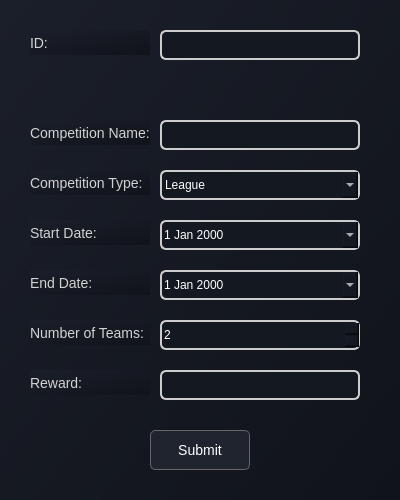
First picture: the form in updateform.ui, repository Azer-khadhraoui/ALDAWRY-FOOTBALL, before the edit.
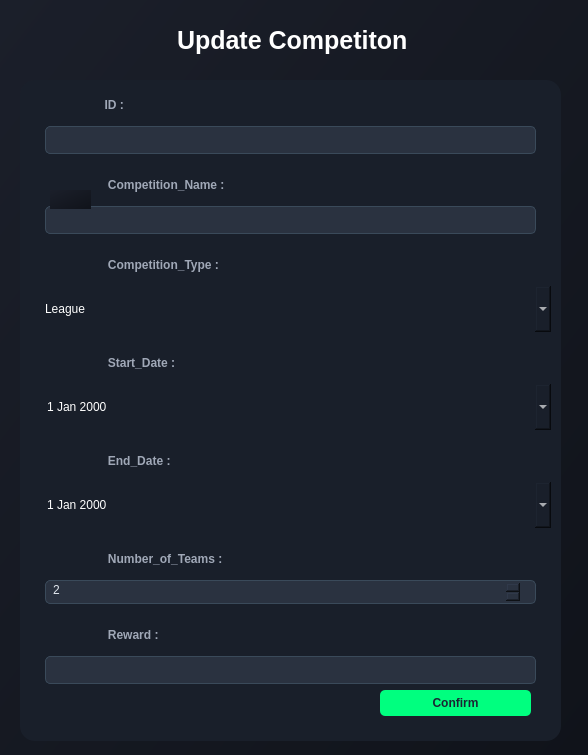
Second picture: the form after the edit. Icons and pictures are not drawn.

What changed in the file:
```diff
--- a/updateform.ui
+++ b/updateform.ui
@@ -6,8 +6,8 @@
    <rect>
     <x>0</x>
     <y>0</y>
-    <width>400</width>
-    <height>500</height>
+    <width>588</width>
+    <height>755</height>
    </rect>
   </property>
   <property name="windowTitle">
@@ -16,282 +16,450 @@
   <property name="styleSheet">
    <string notr="true">background: qlineargradient(x1:0, y1:0, x2:1, y2:1, stop:0 #1b1f2a, stop:1 #10131a);</string>
   </property>
-  <widget class="QLabel" name="label_comp_name">
+  <widget class="QLabel" name="label_4">
    <property name="geometry">
     <rect>
-     <x>30</x>
-     <y>120</y>
-     <width>120</width>
-     <height>25</height>
-    </rect>
-   </property>
-   <property name="styleSheet">
-    <string notr="true">color: #D3D3D3; font-size: 14px;</string>
-   </property>
-   <property name="text">
-    <string>Competition Name:</string>
-   </property>
-  </widget>
-  <widget class="QLineEdit" name="lineEdit_comp_name">
-   <property name="geometry">
-    <rect>
      <x>160</x>
-     <y>120</y>
-     <width>200</width>
-     <height>30</height>
+     <y>20</y>
+     <width>261</width>
+     <height>41</height>
     </rect>
    </property>
-   <property name="styleSheet">
-    <string notr="true">background-color: #141821;
-border: 2px solid #cccccc;
-border-radius: 6px;
-padding: 6px 10px;
-font-size: 14px;
-color: white;</string>
+   <property name="font">
+    <font>
+     <pointsize>-1</pointsize>
+     <bold>true</bold>
+    </font>
    </property>
-  </widget>
-  <widget class="QLabel" name="label_comp_type">
-   <property name="geometry">
-    <rect>
-     <x>30</x>
-     <y>170</y>
-     <width>120</width>
-     <height>25</height>
-    </rect>
-   </property>
    <property name="styleSheet">
-    <string notr="true">color: #D3D3D3; font-size: 14px;</string>
+    <string notr="true">/* Style for the Adjust Team title label */
+QLabel#label_4 {
+    background-color: transparent; /* Dark background matching the app */
+    color: #FFFFFF; /* White text for contrast */
+    font-size: 25px; /* Larger font for title emphasis */
+    font-weight: bold; /* Bold for a strong title appearance */
+
+
+    padding: 5px 10px; /* Padding for a balanced look */
+}</string>
    </property>
    <property name="text">
-    <string>Competition Type:</string>
+    <string>Update Competiton</string>
    </property>
   </widget>
-  <widget class="QComboBox" name="comboBox_comp_type">
+  <widget class="QWidget" name="widget" native="true">
    <property name="geometry">
     <rect>
-     <x>160</x>
-     <y>170</y>
-     <width>200</width>
-     <height>30</height>
+     <x>20</x>
+     <y>80</y>
+     <width>541</width>
+     <height>661</height>
     </rect>
    </property>
    <property name="styleSheet">
-    <string notr="true">background-color: #141821;
-border: 2px solid #cccccc;
-border-radius: 6px;
-color: white;</string>
+    <string notr="true">background-color: rgb(25, 31, 42);
+    color: #FFFFFF;
+    font-family: 'Segoe UI', Arial, sans-serif;
+    font-size: 12px;
+    border-radius: 15px;
+    padding: 15px;
+    spacing: 2px;
+</string>
    </property>
-   <item>
-    <property name="text">
-     <string>League</string>
+   <widget class="QWidget" name="widget" native="true">
+    <property name="geometry">
+     <rect>
+      <x>10</x>
+      <y>0</y>
+      <width>521</width>
+      <height>641</height>
+     </rect>
     </property>
-   </item>
-   <item>
-    <property name="text">
-     <string>Tournament</string>
-    </property>
-   </item>
-   <item>
-    <property name="text">
-     <string>Cup</string>
-    </property>
-   </item>
+    <layout class="QVBoxLayout" name="verticalLayout">
+     <item>
+      <widget class="QLabel" name="label_comp_name_2">
+       <property name="styleSheet">
+        <string notr="true">color: #A0A8B7;
+font-weight: bold;
+padding-bottom: 5px;background-color:transparent;</string>
+       </property>
+       <property name="text">
+        <string>                 ID :</string>
+       </property>
+      </widget>
+     </item>
+     <item>
+      <widget class="QLineEdit" name="lineEdit_id">
+       <property name="styleSheet">
+        <string notr="true">background-color: #2A3240; /* Darker blue-gray for input fields */
+    border: 1px solid #3A4A5A; /* Subtle blue-gray border */
+    border-radius: 5px;
+    padding: 5px;
+    color: #E0E6ED; /* Light gray text for readability */
+    margin-left: 15px;
+    margin-right: 15px;
+</string>
+       </property>
+      </widget>
+     </item>
+     <item>
+      <widget class="QLabel" name="label_comp_name">
+       <property name="styleSheet">
+        <string notr="true">color: #A0A8B7;
+font-weight: bold;
+padding-bottom: 5px;background-color:transparent;</string>
+       </property>
+       <property name="text">
+        <string>                  Competition_Name :</string>
+       </property>
+      </widget>
+     </item>
+     <item>
+      <widget class="QLineEdit" name="lineEdit_comp_name">
+       <property name="styleSheet">
+        <string notr="true">background-color: #2A3240; /* Darker blue-gray for input fields */
+    border: 1px solid #3A4A5A; /* Subtle blue-gray border */
+    border-radius: 5px;
+    padding: 5px;
+    color: #E0E6ED; /* Light gray text for readability */
+    margin-left: 15px;
+    margin-right: 15px;
+</string>
+       </property>
+      </widget>
+     </item>
+     <item>
+      <widget class="QLabel" name="label_comp_type">
+       <property name="styleSheet">
+        <string notr="true">color: #A0A8B7;
+font-weight: bold;
+padding-bottom: 5px;background-color:transparent;</string>
+       </property>
+       <property name="text">
+        <string>                  Competition_Type :</string>
+       </property>
+      </widget>
+     </item>
+     <item>
+      <widget class="QComboBox" name="comboBox_comp_type">
+       <property name="styleSheet">
+        <string notr="true">background-color: #2A3240;
+  border: 1px solid #3A4A5A;
+    border-radius: 5px;
+    padding: 5px;
+    color: #E0E6ED;
+    margin-left: 15px;
+    margin-right: 15px;
+
+comboBox_comp_type::drop-down {
+    border-left: 1px solid #3A4A5A;
+    width: 20px;
+}
+comboBox_comp_type::focus {
+    border: 1px solid #00FF7F;
+    background-color: #323A48;
+}</string>
+       </property>
+       <item>
+        <property name="text">
+         <string>League</string>
+        </property>
+       </item>
+       <item>
+        <property name="text">
+         <string>Tournament</string>
+        </property>
+       </item>
+      </widget>
+     </item>
+     <item>
+      <widget class="QLabel" name="label_start_date">
+       <property name="styleSheet">
+        <string notr="true">color: #A0A8B7;
+font-weight: bold;
+padding-bottom: 5px;background-color:transparent;</string>
+       </property>
+       <property name="text">
+        <string>                  Start_Date :</string>
+       </property>
+      </widget>
+     </item>
+     <item>
+      <widget class="QDateEdit" name="dateEdit_start_date">
+       <property name="styleSheet">
+        <string notr="true">background-color: #2A3240;
+  border: 1px solid #3A4A5A;
+    border-radius: 5px;
+    padding: 5px;
+    color: #E0E6ED;
+    margin-left: 15px;
+    margin-right: 15px;
+
+comboBox_comp_type::drop-down {
+    border-left: 1px solid #3A4A5A;
+    width: 20px;
+}
+comboBox_comp_type::focus {
+    border: 1px solid #00FF7F;
+    background-color: #323A48;
+}</string>
+       </property>
+       <property name="calendarPopup">
+        <bool>true</bool>
+       </property>
+      </widget>
+     </item>
+     <item>
+      <widget class="QLabel" name="label_end_date">
+       <property name="styleSheet">
+        <string notr="true">color: #A0A8B7;
+font-weight: bold;
+padding-bottom: 5px;background-color:transparent;</string>
+       </property>
+       <property name="text">
+        <string>                  End_Date :</string>
+       </property>
+      </widget>
+     </item>
+     <item>
+      <widget class="QDateEdit" name="dateEdit_end_date">
+       <property name="styleSheet">
+        <string notr="true">background-color: #2A3240;
+  border: 1px solid #3A4A5A;
+    border-radius: 5px;
+    padding: 5px;
+    color: #E0E6ED;
+    margin-left: 15px;
+    margin-right: 15px;
+
+comboBox_comp_type::drop-down {
+    border-left: 1px solid #3A4A5A;
+    width: 20px;
+}
+comboBox_comp_type::focus {
+    border: 1px solid #00FF7F;
+    background-color: #323A48;
+}</string>
+       </property>
+       <property name="calendarPopup">
+        <bool>true</bool>
+       </property>
+      </widget>
+     </item>
+     <item>
+      <widget class="QLabel" name="label_numbers_teams">
+       <property name="styleSheet">
+        <string notr="true">color: #A0A8B7;
+font-weight: bold;
+padding-bottom: 5px;background-color:transparent;</string>
+       </property>
+       <property name="text">
+        <string>                  Number_of_Teams :</string>
+       </property>
+      </widget>
+     </item>
+     <item>
+      <widget class="QSpinBox" name="spinBox_numbers_teams">
+       <property name="styleSheet">
+        <string notr="true">background-color: #2A3240; /* Darker blue-gray for input fields */
+    border: 1px solid #3A4A5A; /* Subtle blue-gray border */
+    border-radius: 5px;
+    padding: 5px;
+    color: #E0E6ED; /* Light gray text for readability */
+    margin-left: 15px;
+    margin-right: 15px;
+    padding-top: 1px;
+</string>
+       </property>
+       <property name="minimum">
+        <number>2</number>
+       </property>
+       <property name="maximum">
+        <number>100</number>
+       </property>
+      </widget>
+     </item>
+     <item>
+      <widget class="QLabel" name="label_reward">
+       <property name="styleSheet">
+        <string notr="true">color: #A0A8B7;
+font-weight: bold;
+padding-bottom: 5px;background-color:transparent;</string>
+       </property>
+       <property name="text">
+        <string>                  Reward :</string>
+       </property>
+      </widget>
+     </item>
+     <item>
+      <widget class="QLineEdit" name="lineEdit_reward">
+       <property name="styleSheet">
+        <string notr="true">background-color: #2A3240; /* Darker blue-gray for input fields */
+    border: 1px solid #3A4A5A; /* Subtle blue-gray border */
+    border-radius: 5px;
+    padding: 5px;
+    color: #E0E6ED; /* Light gray text for readability */
+    margin-left: 15px;
+    margin-right: 15px;
+</string>
+       </property>
+      </widget>
+     </item>
+     <item>
+      <widget class="QPushButton" name="pushButton_submit">
+       <property name="styleSheet">
+        <string notr="true">background-color: #00FF7F; /* Green to match the accent */
+    color: #1A2633; /* Dark blue text for contrast */
+    font-size: 12px;
+    font-weight: bold;
+    border-radius: 5px;
+    padding: 6px 12px;
+    margin-left: 350px;
+    margin-right: 20px;
+    margin-bottom: 5px;</string>
+       </property>
+       <property name="text">
+        <string>Confirm</string>
+       </property>
+      </widget>
+     </item>
+    </layout>
+   </widget>
   </widget>
-  <widget class="QLabel" name="label_start_date">
+  <widget class="QLabel" name="label">
    <property name="geometry">
     <rect>
-     <x>30</x>
-     <y>220</y>
-     <width>120</width>
-     <height>25</height>
+     <x>50</x>
+     <y>190</y>
+     <width>41</width>
+     <height>19</height>
     </rect>
    </property>
-   <property name="styleSheet">
-    <string notr="true">color: #D3D3D3; font-size: 14px;</string>
-   </property>
    <property name="text">
-    <string>Start Date:</string>
+    <string/>
    </property>
-  </widget>
-  <widget class="QDateEdit" name="dateEdit_start_date">
-   <property name="geometry">
-    <rect>
-     <x>160</x>
-     <y>220</y>
-     <width>200</width>
-     <height>30</height>
-    </rect>
+   <property name="pixmap">
+    <pixmap resource="resources.qrc">:/images/compName.png</pixmap>
    </property>
-   <property name="styleSheet">
-    <string notr="true">background-color: #141821;
-border: 2px solid #cccccc;
-border-radius: 6px;
-color: white;</string>
-   </property>
-   <property name="calendarPopup">
+   <property name="scaledContents">
     <bool>true</bool>
    </property>
   </widget>
-  <widget class="QLabel" name="label_end_date">
+  <widget class="QLabel" name="label_2">
    <property name="geometry">
     <rect>
-     <x>30</x>
-     <y>270</y>
-     <width>120</width>
-     <height>25</height>
+     <x>60</x>
+     <y>280</y>
+     <width>20</width>
+     <height>14</height>
     </rect>
    </property>
    <property name="styleSheet">
-    <string notr="true">color: #D3D3D3; font-size: 14px;</string>
+    <string notr="true">background-color: TRANSPARENT;</string>
    </property>
    <property name="text">
-    <string>End Date:</string>
+    <string/>
    </property>
-  </widget>
-  <widget class="QDateEdit" name="dateEdit_end_date">
-   <property name="geometry">
-    <rect>
-     <x>160</x>
-     <y>270</y>
-     <width>200</width>
-     <height>30</height>
-    </rect>
+   <property name="pixmap">
+    <pixmap resource="resources.qrc">:/images/compType.png</pixmap>
    </property>
-   <property name="styleSheet">
-    <string notr="true">background-color: #141821;
-border: 2px solid #cccccc;
-border-radius: 6px;
-color: white;</string>
-   </property>
-   <property name="calendarPopup">
+   <property name="scaledContents">
     <bool>true</bool>
    </property>
   </widget>
-  <widget class="QLabel" name="label_numbers_teams">
+  <widget class="QLabel" name="label_3">
    <property name="geometry">
     <rect>
-     <x>30</x>
-     <y>320</y>
-     <width>120</width>
-     <height>25</height>
+     <x>60</x>
+     <y>360</y>
+     <width>20</width>
+     <height>20</height>
     </rect>
    </property>
    <property name="styleSheet">
-    <string notr="true">color: #D3D3D3; font-size: 14px;</string>
+    <string notr="true">background-color: TRANSPARENT;</string>
    </property>
    <property name="text">
-    <string>Number of Teams:</string>
+    <string/>
    </property>
   </widget>
-  <widget class="QSpinBox" name="spinBox_numbers_teams">
+  <widget class="QLabel" name="label_5">
    <property name="geometry">
     <rect>
-     <x>160</x>
-     <y>320</y>
-     <width>200</width>
+     <x>50</x>
+     <y>442</y>
+     <width>30</width>
      <height>30</height>
     </rect>
    </property>
    <property name="styleSheet">
-    <string notr="true">background-color: #141821;
-border: 2px solid #cccccc;
-border-radius: 6px;
-color: white;</string>
+    <string notr="true">background-color: TRANSPARENT;</string>
    </property>
-   <property name="minimum">
-    <number>2</number>
+   <property name="text">
+    <string/>
    </property>
-   <property name="maximum">
-    <number>100</number>
+   <property name="pixmap">
+    <pixmap resource="resources.qrc">:/images/ExpDate.png</pixmap>
    </property>
   </widget>
-  <widget class="QLabel" name="label_reward">
+  <widget class="QLabel" name="label_6">
    <property name="geometry">
     <rect>
-     <x>30</x>
-     <y>370</y>
-     <width>120</width>
-     <height>25</height>
+     <x>60</x>
+     <y>530</y>
+     <width>20</width>
+     <height>20</height>
     </rect>
    </property>
    <property name="styleSheet">
-    <string notr="true">color: #D3D3D3; font-size: 14px;</string>
+    <string notr="true">background-color: TRANSPARENT;</string>
    </property>
    <property name="text">
-    <string>Reward:</string>
+    <string/>
    </property>
-  </widget>
-  <widget class="QLineEdit" name="lineEdit_reward">
-   <property name="geometry">
-    <rect>
-     <x>160</x>
-     <y>370</y>
-     <width>200</width>
-     <height>30</height>
-    </rect>
+   <property name="pixmap">
+    <pixmap resource="resources.qrc">:/images/numbers.png</pixmap>
    </property>
-   <property name="styleSheet">
-    <string notr="true">background-color: #141821;
-border: 2px solid #cccccc;
-border-radius: 6px;
-padding: 6px 10px;
-font-size: 14px;
-color: white;</string>
+   <property name="scaledContents">
+    <bool>true</bool>
    </property>
   </widget>
-  <widget class="QPushButton" name="pushButton_submit">
+  <widget class="QLabel" name="label_7">
    <property name="geometry">
     <rect>
-     <x>150</x>
-     <y>430</y>
-     <width>100</width>
-     <height>40</height>
+     <x>60</x>
+     <y>612</y>
+     <width>20</width>
+     <height>24</height>
     </rect>
    </property>
    <property name="styleSheet">
-    <string notr="true">background-color: #20242e;
-color: white;
-border-radius: 5px;
-padding: 6px 12px;
-border: 1px solid #666666;
-font-size: 14px;</string>
+    <string notr="true">background-color: TRANSPARENT;</string>
    </property>
    <property name="text">
-    <string>Submit</string>
+    <string/>
    </property>
   </widget>
-  <widget class="QLabel" name="label_comp_name_2">
+  <widget class="QLabel" name="label_8">
    <property name="geometry">
     <rect>
-     <x>30</x>
-     <y>30</y>
-     <width>120</width>
-     <height>25</height>
+     <x>60</x>
+     <y>110</y>
+     <width>20</width>
+     <height>20</height>
     </rect>
    </property>
    <property name="styleSheet">
-    <string notr="true">color: #D3D3D3; font-size: 14px;</string>
+    <string notr="true">background-color: TRANSPARENT;</string>
    </property>
    <property name="text">
-    <string>ID:</string>
+    <string/>
    </property>
-  </widget>
-  <widget class="QLineEdit" name="lineEdit_id">
-   <property name="geometry">
-    <rect>
-     <x>160</x>
-     <y>30</y>
-     <width>200</width>
-     <height>30</height>
-    </rect>
+   <property name="pixmap">
+    <pixmap resource="resources.qrc">:/images/user.png</pixmap>
    </property>
-   <property name="styleSheet">
-    <string notr="true">background-color: #141821;
-border: 2px solid #cccccc;
-border-radius: 6px;
-padding: 6px 10px;
-font-size: 14px;
-color: white;</string>
+   <property name="scaledContents">
+    <bool>true</bool>
    </property>
   </widget>
  </widget>
```
Left out of the diff: 28 changed lines with no effect on the pictures.
